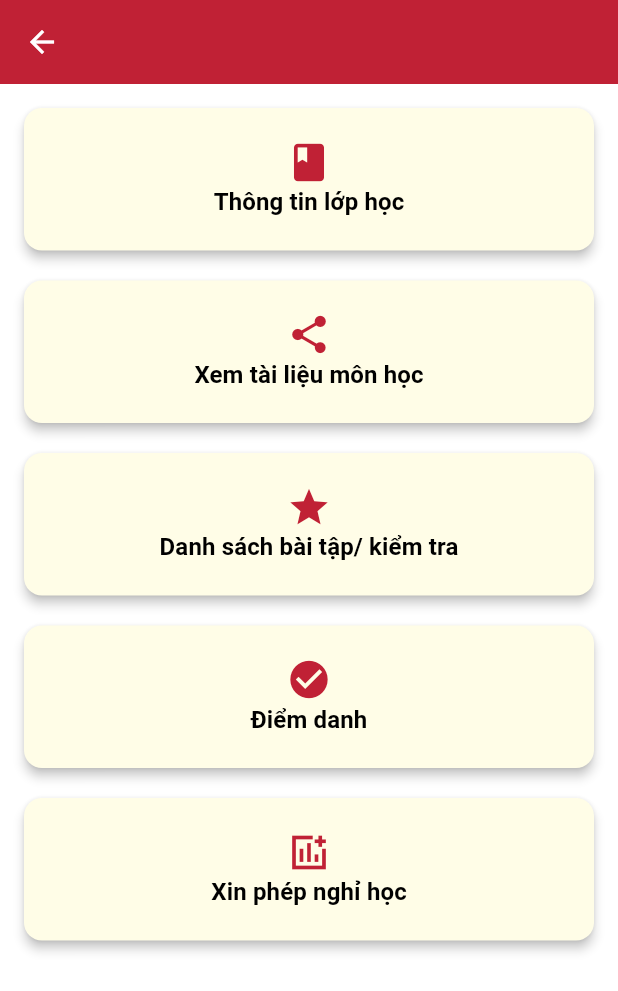
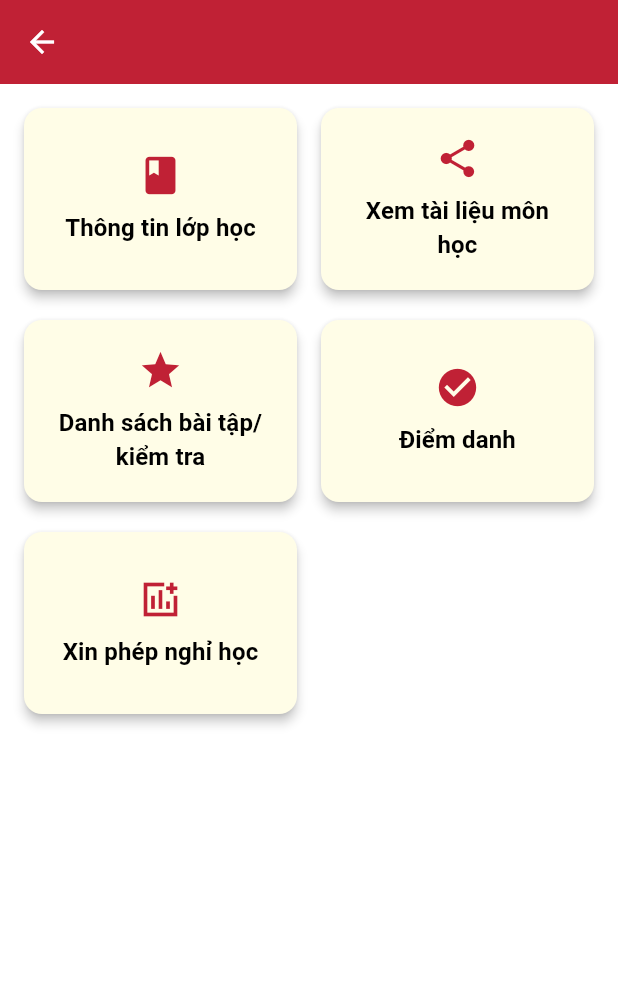
Before and after one commit to BD2020452915102002/IT4788-PTUDDNT, a Flutter app: the DetailClassScreenStudent screen opened directly with empty values, after a tap on "Thông tin lớp học", on a phone screen of 412 x 824 dp. Shown: the top 991 px of the screen. Run offline on Flutter 3.47's test engine with Material 3 defaults, Android fonts, the phone set to English and light mode, and no system bars; our stand-ins replace file_picker, shared_preferences; accounts and stored records are empty.

Commit message:
update assignment for student

```diff
--- a/lib/presentation/screens/student/class/detail_class_screen_student.dart
+++ b/lib/presentation/screens/student/class/detail_class_screen_student.dart
@@ -5,71 +5,6 @@ class DetailClassScreenStudent extends StatelessWidget {
   final Map<String, dynamic> classData;
 
   const DetailClassScreenStudent({super.key, required this.classData});
-
-  Widget _getButtonContent(int index) {
-    List<Map<String, dynamic>> buttonData = [
-      {
-        'icon': Icons.class_,
-        'text': 'Thông tin lớp học',
-      },
-      {
-        'icon': Icons.share,
-        'text': 'Xem tài liệu môn học',
-      },
-      {
-        'icon': Icons.grade,
-        'text': 'Danh sách bài tập/ kiểm tra',
-      },
-      {
-        'icon': Icons.check_circle,
-        'text': 'Điểm danh',
-      },
-      {
-        'icon': Icons.add_chart_sharp,
-        'text': 'Xin phép nghỉ học',
-      },
-    ];
-
-    return Column(
-      mainAxisAlignment: MainAxisAlignment.center,
-      children: [
-        Icon(
-          buttonData[index]['icon'],
-          color: AppColors.primary,
-          size: 30,
-        ),
-        const SizedBox(width: 8),
-        Text(
-          buttonData[index]['text'],
-          style: const TextStyle(
-            fontSize: 16,
-            fontWeight: FontWeight.bold,
-            color: Colors.black,
-          ),
-        ),
-      ],
-    );
-  }
-
-  void _handleButtonPress(BuildContext context, int index) {
-    switch (index) {
-      case 0:
-        print("Danh sách sinh viên pressed");
-        break;
-      case 1:
-        print("Tài liệu chia sẻ pressed");
-        break;
-      case 2:
-        print("Nhập điểm pressed");
-        break;
-      case 3:
-        print("Điểm danh pressed");
-        break;
-      case 4:
-        print("Tạo bài tập / khảo sát pressed");
-        break;
-    }
-  }
 
   @override
   Widget build(BuildContext context) {
@@ -93,31 +28,121 @@ class DetailClassScreenStudent extends StatelessWidget {
       ),
       body: Padding(
         padding: const EdgeInsets.all(16.0),
-        child: GridView.builder(
-          gridDelegate: const SliverGridDelegateWithFixedCrossAxisCount(
-            crossAxisCount: 1,
+        child: GridView.count(
+          crossAxisCount: 2,
           crossAxisSpacing: 16.0,
           mainAxisSpacing: 20.0,
-            childAspectRatio: 4,
+          childAspectRatio: 1.5,
+          children: [
+            _ClassInfoButton(),
+            _ViewMaterialsButton(),
+            _AssignmentsButton(classData: classData),
+            _AttendanceButton(),
+            _RequestLeaveButton(),
+          ],
         ),
-          itemCount: 5,
-          itemBuilder: (context, index) {
+      ),
+    );
+  }
+}
+
+class _ClassInfoButton extends StatelessWidget {
+  @override
+  Widget build(BuildContext context) {
     return ElevatedButton(
-              onPressed: () => _handleButtonPress(context, index),
-              style: ElevatedButton.styleFrom(
+      onPressed: () {
+        // Logic khi nhấn vào "Thông tin lớp học"
+      },
+      style: _buttonStyle,
+      child: _getButtonContent(Icons.class_, 'Thông tin lớp học'),
+    );
+  }
+}
 
+class _ViewMaterialsButton extends StatelessWidget {
+  @override
+  Widget build(BuildContext context) {
+    return ElevatedButton(
+      onPressed: () {
+        // Logic khi nhấn vào "Xem tài liệu môn học"
+      },
+      style: _buttonStyle,
+      child: _getButtonContent(Icons.share, 'Xem tài liệu môn học'),
+    );
+  }
+}
+
+class _AssignmentsButton extends StatelessWidget {
+  final Map<String, dynamic> classData;
+
+  const _AssignmentsButton({required this.classData});
+
+  @override
+  Widget build(BuildContext context) {
+    return ElevatedButton(
+      onPressed: () {
+        Navigator.pushNamed(
+          context,
+          '/list-assignment-student',
+          arguments: classData,
+        );
+      },
+      style: _buttonStyle,
+      child: _getButtonContent(Icons.grade, 'Danh sách bài tập/ kiểm tra'),
+    );
+  }
+}
+
+class _AttendanceButton extends StatelessWidget {
+  @override
+  Widget build(BuildContext context) {
+    return ElevatedButton(
+      onPressed: () {
+        // Logic khi nhấn vào "Điểm danh"
+      },
+      style: _buttonStyle,
+      child: _getButtonContent(Icons.check_circle, 'Điểm danh'),
+    );
+  }
+}
+
+class _RequestLeaveButton extends StatelessWidget {
+  @override
+  Widget build(BuildContext context) {
+    return ElevatedButton(
+      onPressed: () {
+        // Logic khi nhấn vào "Xin phép nghỉ học"
+      },
+      style: _buttonStyle,
+      child: _getButtonContent(Icons.add_chart_sharp, 'Xin phép nghỉ học'),
+    );
+  }
+}
+
+Widget _getButtonContent(IconData icon, String text) {
+  return Column(
+    mainAxisAlignment: MainAxisAlignment.center,
+    children: [
+      Icon(icon, color: AppColors.primary, size: 30),
+      const SizedBox(height: 8),
+      Text(
+        text,
+        style: const TextStyle(
+          fontSize: 16,
+          fontWeight: FontWeight.bold,
+          color: Colors.black,
+        ),
+        textAlign: TextAlign.center,
+      ),
+    ],
+  );
+}
+
+final _buttonStyle = ElevatedButton.styleFrom(
   backgroundColor: Colors.yellow[50],
   shape: RoundedRectangleBorder(
     borderRadius: BorderRadius.circular(12),
   ),
   elevation: 3,
-                padding: const EdgeInsets.symmetric(vertical: 16, horizontal: 16),
-              ),
-              child: _getButtonContent(index),
+  padding: const EdgeInsets.all(16),
 );
-          },
-        ),
-      ),
-    );
-  }
-}
--- a/lib/presentation/screens/student/home_screen_student.dart
+++ b/lib/presentation/screens/student/home_screen_student.dart
@@ -60,7 +60,7 @@ class _HomeScreenState extends State<HomeScreenStudent> {
         String ho = userData['ho'] ?? '';
         String ten = userData['ten'] ?? '';
         String avatarURL = userData['avatar'] ?? '';
-        String userNamekkk = userData['user_name'] ?? '';
+        String userNamekkk = userData['name'] ?? '';
 
         setState(() {
           _classList = classList;
```
Also changed, not shown: lib/presentation/screens/student/class/list_assignment.dart (added, +219 -0 lines), lib/routes/app_routes.dart (+6 -3 lines). Lines whose indentation alone changed are shown as unchanged.
